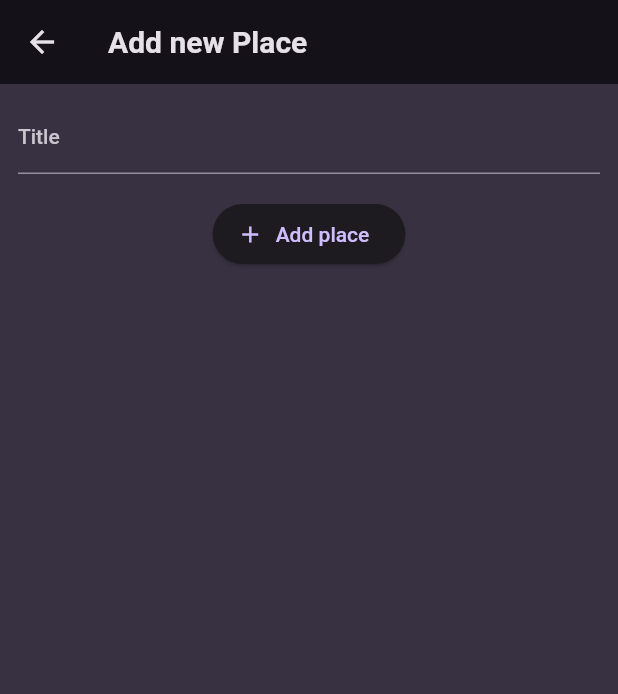
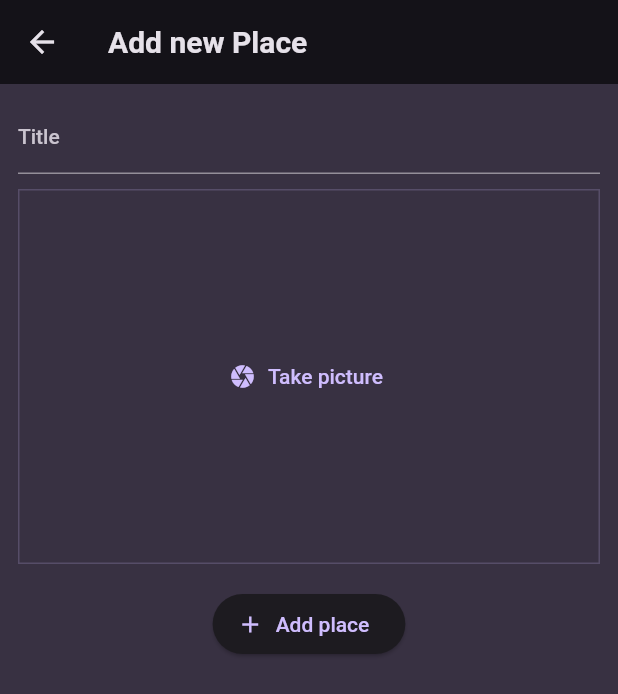
Before and after one commit to homebrew-coding-club/favorite_places, a Flutter app: the AddPlaceScreen screen opened directly, on a phone screen of 412 x 824 dp. Shown: the top 694 px of the screen. Run offline on Flutter 3.47's test engine with Material 2 defaults, Android fonts, the phone set to English and light mode, and no system bars; our stand-ins replace flutter_riverpod, google_fonts.

Commit message:
add pick iamge input

```diff
--- a/lib/screen/add_place.dart
+++ b/lib/screen/add_place.dart
@@ -1,4 +1,5 @@
 import 'package:favorite_places/providers/user_places.dart';
+import 'package:favorite_places/widget/image_input.dart';
 import 'package:flutter/material.dart';
 import 'package:flutter_riverpod/flutter_riverpod.dart';
 
@@ -51,6 +52,8 @@ class _AddPlaceScreenState extends ConsumerState<AddPlaceScreen> {
                 color: Theme.of(context).colorScheme.onBackground,
               ),
             ),
+            const SizedBox(height: 10,),
+            const ImageInput(),
             const SizedBox(
               height: 16,
             ),
--- /dev/null
+++ b/lib/widget/image_input.dart
@@ -0,0 +1,37 @@
+import 'package:flutter/material.dart';
+
+class ImageInput extends StatefulWidget {
+  const ImageInput({super.key});
+
+  @override
+  State<ImageInput> createState() => _ImageInputState();
+}
+
+class _ImageInputState extends State<ImageInput> {
+
+  void _takePicture() {
+
+  }
+  @override
+  Widget build(BuildContext context) {
+    return Container(
+      decoration: BoxDecoration(
+          border: Border.all(
+        width: 1,
+        color: Theme.of(context).colorScheme.primary.withOpacity(
+              0.2,
+            ),
+      )),
+      height: 250,
+      width: double.infinity,
+      alignment: Alignment.center,
+      child: TextButton.icon(
+        icon: const Icon(Icons.camera),
+        label: const Text(
+          'Take picture',
+        ),
+        onPressed: () {},
+      ),
+    );
+  }
+}
```
